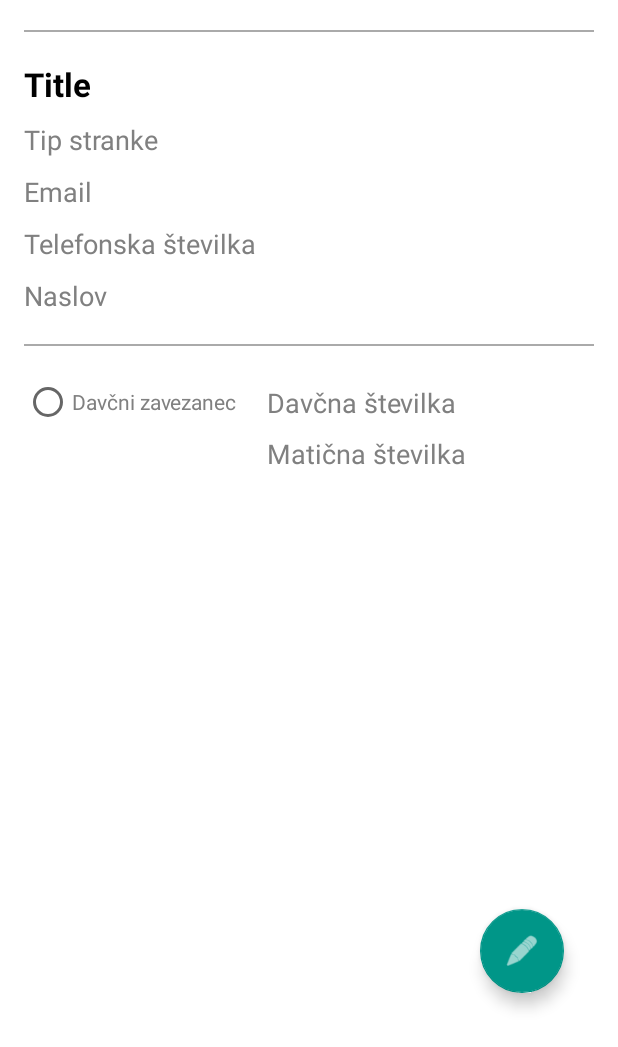
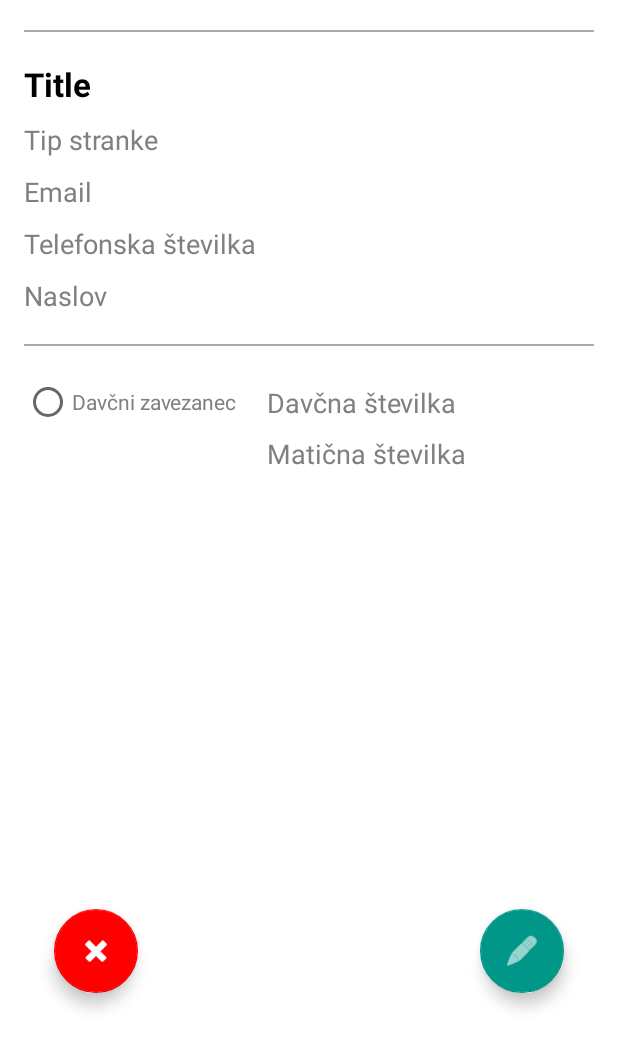
Before and after one commit to klemenpraznik/Klemavet-mobileapp, an Android app: the layout activity_display_client.xml on its own in the app's theme, with its tools: preview values and no code run, on a phone screen of 412 x 824 dp, the part 189-1236 px from its top. Run offline under Robolectric (Android 15) with nearby library versions, the phone set to English and light mode, and no system bars.

Commit message:
brisanje stranke s preverjanjem

```diff
--- a/app/src/main/java/com/example/killerapp/ClientActivity.java
+++ b/app/src/main/java/com/example/killerapp/ClientActivity.java
@@ -63,7 +63,6 @@ public class ClientActivity extends AppCompatActivity {
 
         myAdapter = new MyAdapter(this, getArrayList(clientsList));
         recyclerView.setAdapter(myAdapter);
-
     }
 
     public void openDisplayInsertActivity(View v) {
--- a/app/src/main/java/com/example/killerapp/EditClient.java
+++ b/app/src/main/java/com/example/killerapp/EditClient.java
@@ -31,9 +31,9 @@ import okhttp3.Response;
 
 public class EditClient extends AppCompatActivity {
     private Integer clientId;
-
     private final OkHttpClient httpClient = new OkHttpClient();
     public List<Country> countriesList = new ArrayList<>();
+
     //za deklaracijo polj na layoutu
     EditText tName, tSurname, tRegistrationNumber, tEmail, tPhone, tTaxNumber, tStreetName, tStreetNumber, tPostNumber, tCity;
     Spinner tCountry, tType;
--- a/app/src/main/java/com/example/killerapp/InsertClientActivity.java
+++ b/app/src/main/java/com/example/killerapp/InsertClientActivity.java
@@ -50,8 +50,6 @@ public class InsertClientActivity extends AppCompatActivity {
         clientTypeAdapter.setDropDownViewResource(android.R.layout.simple_spinner_dropdown_item);
         clientType.setAdapter(clientTypeAdapter);
 
-
-
         final EditText taxNumber = findViewById(R.id.clientTaxNumber);
         final EditText registrationNumber = findViewById(R.id.clientRegistrationNumber);
 
@@ -93,6 +91,7 @@ public class InsertClientActivity extends AppCompatActivity {
         Spinner countrySpinner = findViewById(R.id.clientCountry);
         countrySpinner.setAdapter(dataAdapter);
     }
+
     public void addClient(View v) throws JSONException, IOException {
         EditText clientName = findViewById(R.id.clientName);
         Spinner clientType = findViewById(R.id.clientType);
--- a/app/src/main/java/com/example/killerapp/MainActivity.java
+++ b/app/src/main/java/com/example/killerapp/MainActivity.java
@@ -13,17 +13,13 @@ import android.widget.TextView;
 
 
 public class MainActivity extends AppCompatActivity {
-    private RequestQueue requestQueue;
-    private TextView osebe;
-    private FloatingActionButton addClientButton;
-
     @Override
     protected void onCreate(Bundle savedInstanceState) {
         super.onCreate(savedInstanceState);
         setContentView(R.layout.activity_main);
         StrictMode.ThreadPolicy policy = new StrictMode.ThreadPolicy.Builder().permitAll().build();
+        StrictMode.setThreadPolicy(policy);
 
-        StrictMode.setThreadPolicy(policy);
         openClientActivity(); //odpre DisplayClient activity
 
     }
--- a/app/src/main/res/layout/activity_display_client.xml
+++ b/app/src/main/res/layout/activity_display_client.xml
@@ -151,4 +151,20 @@
         app:backgroundTint="#009688"
         app:srcCompat="@android:drawable/ic_menu_edit" />
 
+    <com.google.android.material.floatingactionbutton.FloatingActionButton
+        android:id="@+id/floatingActionButtonDelete"
+        android:layout_width="94dp"
+        android:layout_height="wrap_content"
+        android:layout_alignParentStart="true"
+        android:layout_alignParentLeft="true"
+        android:layout_alignParentBottom="true"
+        android:layout_marginStart="20dp"
+        android:layout_marginLeft="20dp"
+        android:layout_marginBottom="20dp"
+        android:clickable="true"
+        android:onClick="deleteClient"
+        android:tint="@color/colorWhite"
+        app:backgroundTint="@color/colorRed"
+        app:srcCompat="@android:drawable/ic_delete" />
+
 </RelativeLayout>
--- a/app/src/main/res/values/apiStrings.xml
+++ b/app/src/main/res/values/apiStrings.xml
@@ -2,4 +2,8 @@
 <resources>
     <string name="countries">https://vodenje-racunov20191204085122.azurewebsites.net/api/country</string>
     <string name="clients">https://vodenje-racunov20191204085122.azurewebsites.net/api/clients</string>
+
+<!--     Drug api -->
+<!--    <string name="countries">https://vodenje-racunov20200113034510.azurewebsites.net/api/Country</string>-->
+<!--    <string name="clients">https://vodenje-racunov20200113034510.azurewebsites.net/api/clients</string>-->
 </resources>
--- a/app/src/main/res/values/colors.xml
+++ b/app/src/main/res/values/colors.xml
@@ -3,6 +3,7 @@
     <color name="colorPrimary">#008577</color>
     <color name="colorPrimaryDark">#00574B</color>
     <color name="colorAccent">#D81B60</color>
+    <color name="colorRed">#FF0000</color>
     <color name="colorWhite">#FFFFFF</color>
     <color name="colorGray">#808080</color>
 </resources>
```
Also changed, not shown: app/src/main/java/com/example/killerapp/DeleteComfirmationDialog.java (added, +69 -0 lines), app/src/main/java/com/example/killerapp/DisplayClient.java (+25 -1 lines). Lines whose indentation alone changed are shown as unchanged.
